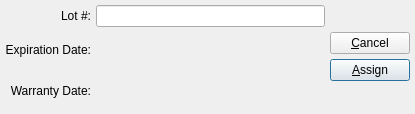
Before: the Qt Designer form guiclient/getLotInfo.ui in discountscott/qt-client, drawn with Qt 5.
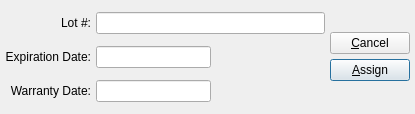
After: the same form once the commit is applied. Custom widgets are drawn as their Qt base class.

Patch:
```diff
--- a/guiclient/getLotInfo.ui
+++ b/guiclient/getLotInfo.ui
@@ -100,7 +100,7 @@
       <number>0</number>
      </property>
      <item>
-      <widget class="DLineEdit" name="_expiration"/>
+      <widget class="DLineEdit" name="_expiration" />
      </item>
      <item>
       <spacer>
@@ -136,7 +136,7 @@
       <number>0</number>
      </property>
      <item>
-      <widget class="DLineEdit" name="_warranty"/>
+      <widget class="DLineEdit" name="_warranty" />
      </item>
      <item>
       <spacer>
@@ -158,11 +158,11 @@
    </item>
   </layout>
  </widget>
- <layoutdefault spacing="5" margin="5"/>
+ <layoutdefault spacing="5" margin="5" />
  <customwidgets>
   <customwidget>
    <class>DLineEdit</class>
-   <extends>QWidget</extends>
+   <extends>XLineEdit</extends>
    <header>datecluster.h</header>
    <container>1</container>
   </customwidget>
```
Left out of the diff: 98 changed lines with no effect on the pictures.
